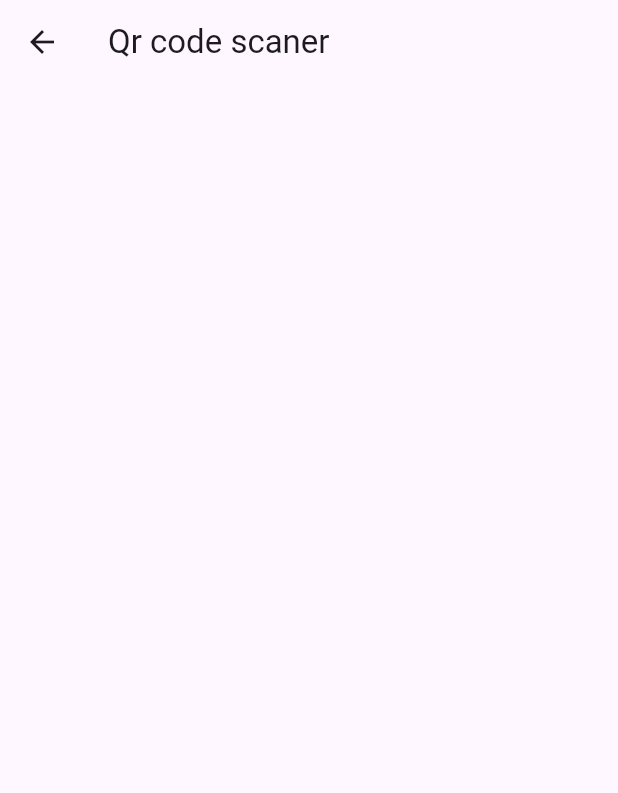
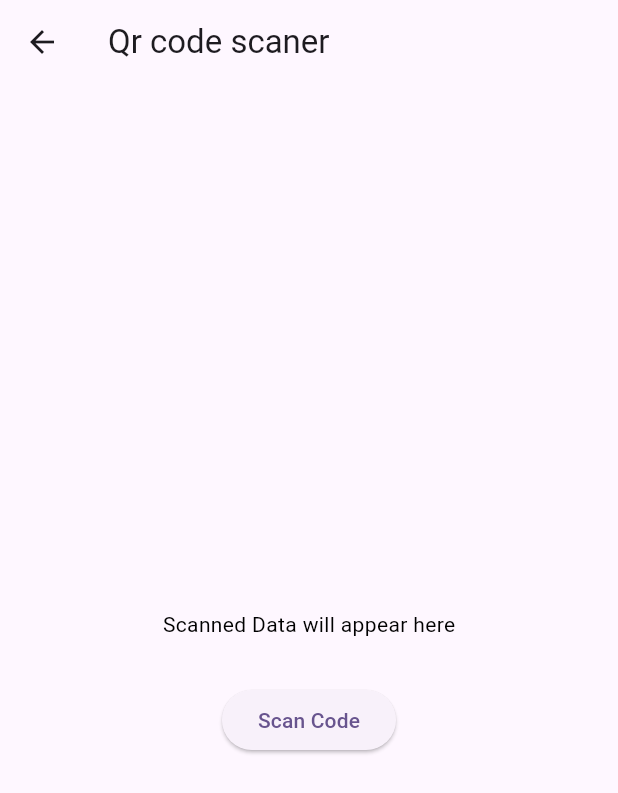
Before and after one commit to leon-bi/scan-QR-code, a Flutter app: the ScanQRCode screen opened directly, on a phone screen of 412 x 824 dp. Shown: the top 793 px of the screen. Run offline on Flutter 3.47's test engine with Material 3 defaults, Android fonts, the phone set to English and light mode, and no system bars; our stand-ins replace qr_flutter; missing offline and left inert: flutter_barcode_scanner.

Commit message:
made scan code page

```diff
--- a/lib/scan_qrcode.dart
+++ b/lib/scan_qrcode.dart
@@ -1,4 +1,8 @@
+import 'dart:io';
+
 import 'package:flutter/material.dart';
+import 'package:flutter/services.dart';
+import 'package:flutter_barcode_scanner/flutter_barcode_scanner.dart';
 
 class ScanQRCode extends StatefulWidget {
   const ScanQRCode({super.key});
@@ -8,8 +12,44 @@ class ScanQRCode extends StatefulWidget {
 }
 
 class _ScanQRCodeState extends State<ScanQRCode> {
+  String qrResult = 'Scanned Data will appear here';
+
+  Future<void> scanQR() async {
+    try {
+      final qrCode = await FlutterBarcodeScanner.scanBarcode(
+          '#ff6666', 'cancel', true, ScanMode.QR);
+      if (!mounted) return;
+
+      setState(() {
+        qrResult = qrCode.toString();
+      });
+    } on PlatformException {
+      qrResult = 'Failed to read qr code';
+    }
+  }
+
   @override
   Widget build(BuildContext context) {
-    return  Scaffold(appBar: AppBar(title: const Text('Qr code scaner')),);
+    return Scaffold(
+      appBar: AppBar(title: const Text('Qr code scaner')),
+      body: Center(
+        child: Column(
+          mainAxisAlignment: MainAxisAlignment.center,
+          children: [
+            const SizedBox(
+              height: 30,
+            ),
+            Text(
+              qrResult,
+              style: const TextStyle(color: Colors.black),
+            ),
+            const SizedBox(
+              height: 30,
+            ),
+            ElevatedButton(onPressed: scanQR, child: const Text('Scan Code'))
+          ],
+        ),
+      ),
+    );
   }
 }
```
